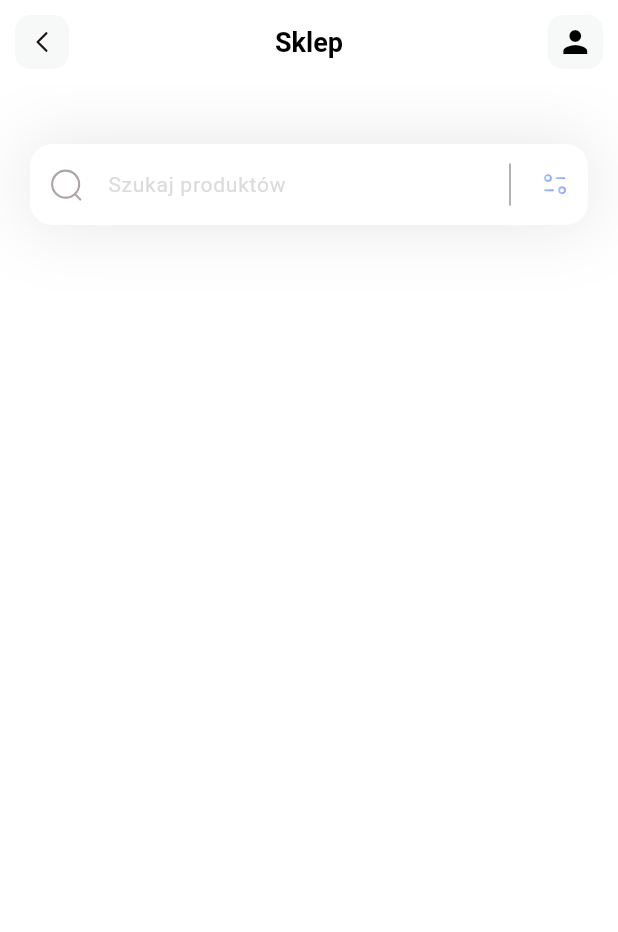
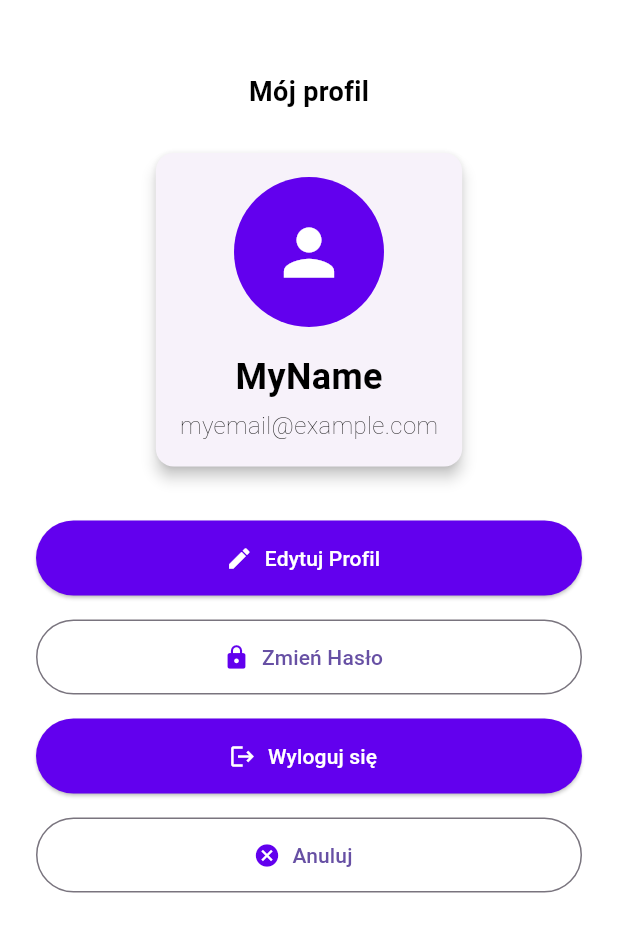
Before and after one commit to Talandar99/group_project_6th_sem, a Flutter app: the HomePage screen opened directly, after a tap on an icon or button, on a phone screen of 412 x 824 dp. Shown: the top 932 px of the screen. Run offline on Flutter 3.47's test engine with Material 3 defaults, Android fonts, the phone set to English and light mode, and no system bars; our stand-ins replace flutter_svg, get_it, shared_preferences; accounts and stored records are empty; Roboto replaces fonts that are missing (Poppins).

Commit message:
Profil użytkownika

```diff
--- a/frontend/lib/pages/home.dart
+++ b/frontend/lib/pages/home.dart
@@ -1,6 +1,7 @@
 import 'package:flutter/material.dart';
 import 'package:flutter_svg/svg.dart';
 import 'package:frontend/pages/login.dart';
+import 'package:frontend/pages/profile.dart';
 import '../theme/app_colors.dart';
 import '../theme/app_text_styles.dart';
 
@@ -22,9 +23,17 @@ class _HomePageState extends State<HomePage> {
           final isWideScreen = constraints.maxWidth > 600; // Adjust for PC
           return ListView(
             padding: EdgeInsets.symmetric(
-              horizontal: isWideScreen ? constraints.maxWidth * 0.2 : 20, // Wider padding for PC
+              horizontal:
+                  isWideScreen
+                      ? constraints.maxWidth * 0.2
+                      : 20, // Wider padding for PC
             ),
-            children: [Padding(padding: EdgeInsets.only(bottom: 40), child: _searchField())],
+            children: [
+              Padding(
+                padding: EdgeInsets.only(bottom: 40),
+                child: _searchField(),
+              ),
+            ],
           );
         },
       ),
@@ -35,7 +44,9 @@ class _HomePageState extends State<HomePage> {
     return Container(
       margin: EdgeInsets.only(top: 40),
       decoration: BoxDecoration(
-        boxShadow: [BoxShadow(color: AppColors.shadow, blurRadius: 40, spreadRadius: 0)],
+        boxShadow: [
+          BoxShadow(color: AppColors.shadow, blurRadius: 40, spreadRadius: 0),
+        ],
       ),
       child: TextField(
         decoration: InputDecoration(
@@ -84,7 +95,12 @@ class _HomePageState extends State<HomePage> {
       elevation: 0,
       centerTitle: true,
       leading: GestureDetector(
-        onTap: () {},
+        onTap: () {
+          Navigator.push(
+            context,
+            MaterialPageRoute(builder: (context) => ProfilePage()),
+          );
+        },
         child: Container(
           margin: EdgeInsets.all(10),
           alignment: Alignment.center,
@@ -92,13 +108,20 @@ class _HomePageState extends State<HomePage> {
             color: AppColors.iconBackground,
             borderRadius: BorderRadius.circular(10),
           ),
-          child: SvgPicture.asset('assets/icons/Arrow - Left 2.svg', height: 20, width: 20),
+          child: SvgPicture.asset(
+            'assets/icons/Arrow - Left 2.svg',
+            height: 20,
+            width: 20,
+          ),
         ),
       ),
       actions: [
         GestureDetector(
           onTap: () {
-            Navigator.push(context, MaterialPageRoute(builder: (context) => Login()));
+            Navigator.push(
+              context,
+              MaterialPageRoute(builder: (context) => Login()),
+            );
           },
           child: Container(
             margin: EdgeInsets.all(10),
--- /dev/null
+++ b/frontend/lib/pages/profile.dart
@@ -0,0 +1,157 @@
+import 'package:flutter/material.dart';
+import 'package:frontend/pages/edit_profile_page.dart';
+import 'change_password_page.dart';
+import 'login.dart';
+import '../theme/app_colors.dart';
+import '../theme/app_text_styles.dart';
+import '../widgets/custom_button.dart';
+import 'home.dart';
+
+class ProfilePage extends StatelessWidget {
+  const ProfilePage({super.key});
+
+  @override
+  Widget build(BuildContext context) {
+    return Scaffold(
+      backgroundColor: AppColors.white,
+      body: LayoutBuilder(
+        builder: (context, constraints) {
+          final isWideScreen = constraints.maxWidth > 600;
+          return SingleChildScrollView(
+            child: Padding(
+              padding: EdgeInsets.symmetric(
+                horizontal: isWideScreen ? constraints.maxWidth * 0.2 : 24,
+                vertical: 24,
+              ),
+              child: Center(
+                child: ConstrainedBox(
+                  constraints: const BoxConstraints(maxWidth: 400),
+                  child: Column(
+                    crossAxisAlignment: CrossAxisAlignment.center,
+                    children: [
+                      _buildStaticAppBar(),
+                      const SizedBox(height: 16),
+                      _buildProfileCard(),
+                      const SizedBox(height: 32),
+                      _buildButton(
+                        'Edytuj Profil',
+                        Icons.edit,
+                        onPressed: () {
+                          Navigator.push(
+                            context,
+                            MaterialPageRoute(
+                              builder: (context) => const EditProfilePage(),
+                            ),
+                          );
+                        },
+                      ),
+                      _buildButton(
+                        'Zmień Hasło',
+                        Icons.lock,
+                        onPressed: () {
+                          Navigator.push(
+                            context,
+                            MaterialPageRoute(
+                              builder: (context) => const ChangePasswordPage(),
+                            ),
+                          );
+                        },
+                        outlined: true,
+                      ),
+                      _buildButton(
+                        'Wyloguj się',
+                        Icons.logout,
+                        onPressed: () {
+                          Navigator.pushAndRemoveUntil(
+                            context,
+                            MaterialPageRoute(
+                              builder: (context) => const Login(),
+                            ),
+                            (route) => false,
+                          );
+                        },
+                      ),
+                      _buildButton(
+                        'Anuluj',
+                        Icons.cancel,
+                        onPressed: () {
+                          Navigator.pushReplacement(
+                            context,
+                            MaterialPageRoute(builder: (context) => HomePage()),
+                          );
+                        },
+                        outlined: true,
+                      ),
+                    ],
+                  ),
+                ),
+              ),
+            ),
+          );
+        },
+      ),
+    );
+  }
+
+  Widget _buildStaticAppBar() {
+    return Container(
+      padding: const EdgeInsets.only(top: 24, bottom: 8),
+      alignment: Alignment.center,
+      child: Text('Mój profil', style: AppTextStyles.appBarTitle),
+    );
+  }
+
+  Widget _buildProfileCard() {
+    return Card(
+      shape: RoundedRectangleBorder(borderRadius: BorderRadius.circular(12)),
+      elevation: 4,
+      child: Padding(
+        padding: const EdgeInsets.all(16.0),
+        child: Column(
+          children: [
+            CircleAvatar(
+              radius: 50,
+              backgroundColor: AppColors.primary,
+              child: const Icon(Icons.person, size: 50, color: Colors.white),
+            ),
+            const SizedBox(height: 16),
+            Text('MyName', style: AppTextStyles.heading),
+            const SizedBox(height: 4),
+            Text('myemail@example.com', style: AppTextStyles.subheading),
+          ],
+        ),
+      ),
+    );
+  }
+
+  Widget _buildButton(
+    String text,
+    IconData icon, {
+    required VoidCallback onPressed,
+    bool outlined = false,
+  }) {
+    return Padding(
+      padding: const EdgeInsets.only(bottom: 16),
+      child: SizedBox(
+        width: double.infinity,
+        height: 50,
+        child:
+            outlined
+                ? OutlinedButton.icon(
+                  onPressed: onPressed,
+                  icon: Icon(icon, color: AppColors.primary),
+                  label: Text(text),
+                )
+                : ElevatedButton.icon(
+                  style: ElevatedButton.styleFrom(
+                    backgroundColor: AppColors.primary,
+                    foregroundColor: Colors.white,
+                  ),
+                  onPressed: onPressed,
+                  icon: Icon(icon, color: Colors.white),
+                  label: Text(text),
+                ),
+      ),
+    );
+  }
+}
--- a/frontend/lib/theme/app_colors.dart
+++ b/frontend/lib/theme/app_colors.dart
@@ -7,4 +7,6 @@ class AppColors {
   static const Color divider = Colors.black;
   static const Color iconColor = Colors.black;
   static const Color iconBackground = Color(0XFFf7f8f8);
+
+
 }
--- a/frontend/lib/theme/app_text_styles.dart
+++ b/frontend/lib/theme/app_text_styles.dart
@@ -38,5 +38,8 @@ class AppTextStyles {
     color: AppColors.iconColor,
   );
 
-  static const TextStyle hint = TextStyle(fontSize: 14, color: Color(0xffDDDADA));
+  static const TextStyle hint = TextStyle(
+    fontSize: 14,
+    color: Color(0xffDDDADA),
+  );
 }
```
Also changed, not shown: frontend/lib/pages/change_password_page.dart (added, +168 -0 lines), frontend/lib/pages/edit_profile_page.dart (added, +153 -0 lines), frontend/lib/pages/register.dart (+10 -3 lines).
